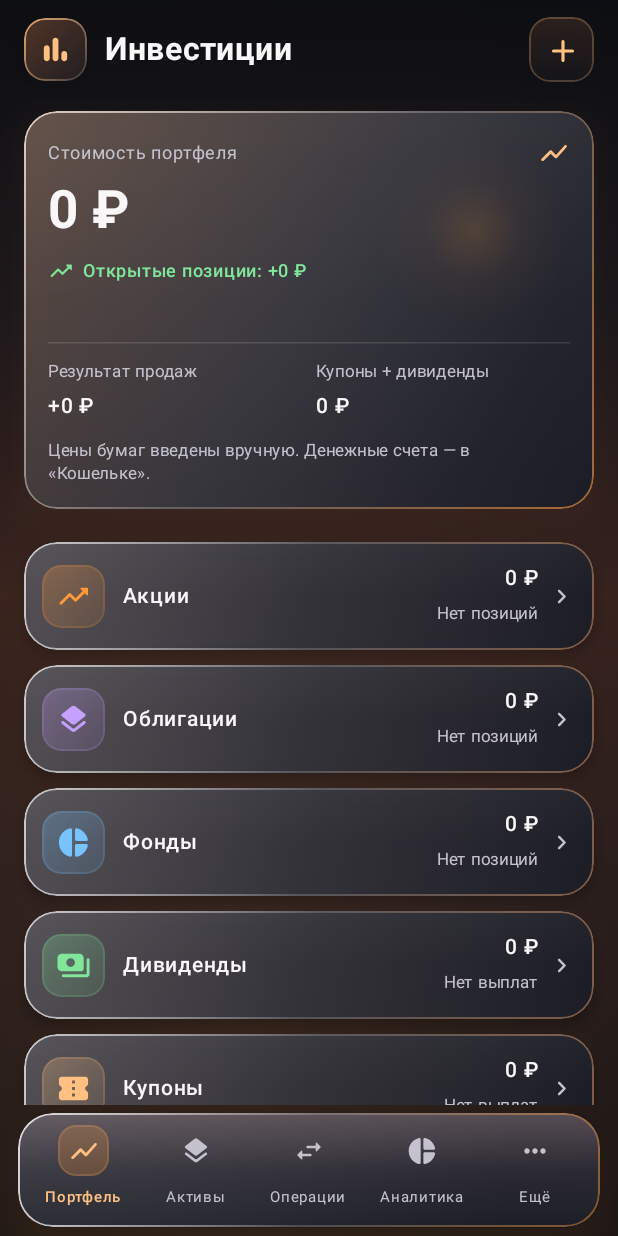
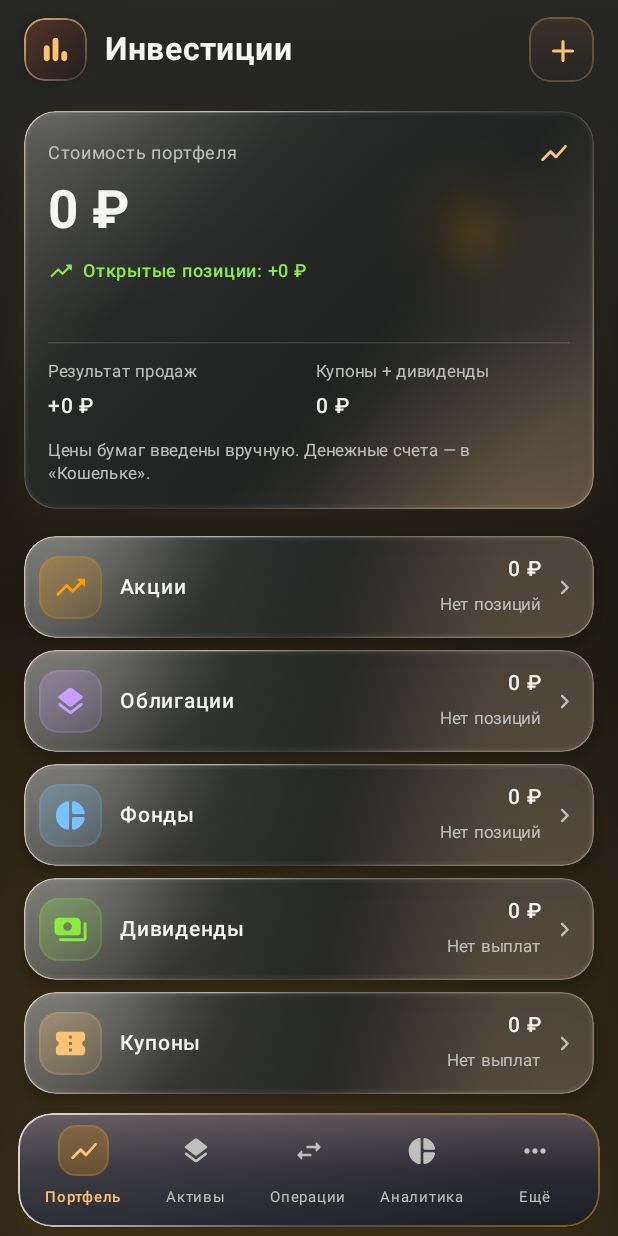
Before and after one commit to mamoropc-rgb/Invest, an Android app built with Jetpack Compose: the screen it shows after launch (MainActivity), on a phone screen of 412 x 824 dp. Run offline under Robolectric (Android 15) with nearby library versions, the phone set to English and light mode, and no system bars; our stand-ins replace Room's generated code.

Commit message:
ui: reproduce Premium Glass materials and lighting

```diff
--- a/app/src/main/java/com/mamoro/investments/ui/theme/GlassTheme.kt
+++ b/app/src/main/java/com/mamoro/investments/ui/theme/GlassTheme.kt
@@ -1,105 +1,121 @@
 package com.mamoro.investments.ui.theme
 
+import androidx.compose.animation.core.animateFloatAsState
+import androidx.compose.animation.core.tween
 import androidx.compose.foundation.background
-import androidx.compose.foundation.border
 import androidx.compose.foundation.clickable
-import androidx.compose.foundation.layout.Column
-import androidx.compose.foundation.layout.ColumnScope
-import androidx.compose.foundation.layout.Row
-import androidx.compose.foundation.layout.Arrangement
-import androidx.compose.foundation.layout.heightIn
-import androidx.compose.foundation.layout.width
-import androidx.compose.foundation.layout.size
-import androidx.compose.foundation.layout.fillMaxSize
-import androidx.compose.foundation.layout.padding
+import androidx.compose.foundation.interaction.MutableInteractionSource
+import androidx.compose.foundation.interaction.collectIsPressedAsState
+import androidx.compose.foundation.layout.*
 import androidx.compose.foundation.shape.RoundedCornerShape
-import androidx.compose.material3.MaterialTheme
-import androidx.compose.material3.Surface
-import androidx.compose.material3.darkColorScheme
-import androidx.compose.material3.Typography
-import androidx.compose.material3.Text
-import androidx.compose.material3.Icon
-import androidx.compose.runtime.Composable
+import androidx.compose.material.icons.Icons
+import androidx.compose.material.icons.outlined.Add
+import androidx.compose.material3.*
+import androidx.compose.runtime.*
+import androidx.compose.ui.Alignment
 import androidx.compose.ui.Modifier
-import androidx.compose.ui.Alignment
-import androidx.compose.material.icons.Icons
-import androidx.compose.material.icons.rounded.Add
+import androidx.compose.ui.draw.clip
+import androidx.compose.ui.draw.drawWithCache
+import androidx.compose.ui.draw.shadow
+import androidx.compose.ui.geometry.CornerRadius
 import androidx.compose.ui.geometry.Offset
-import androidx.compose.ui.draw.clip
-import androidx.compose.ui.draw.shadow
-import androidx.compose.ui.graphics.Brush
-import androidx.compose.ui.graphics.Color
+import androidx.compose.ui.geometry.Size
+import androidx.compose.ui.graphics.*
+import androidx.compose.ui.graphics.drawscope.Stroke
+import androidx.compose.ui.graphics.vector.ImageVector
+import androidx.compose.ui.text.TextStyle
 import androidx.compose.ui.text.font.FontWeight
 import androidx.compose.ui.unit.dp
 import androidx.compose.ui.unit.sp
 
-/** Investments 1.0.3: reference-2 premium glass tokens, Android 8.0+ compatible. */
-val Orange = Color(0xFFFF993B)
-val OrangeLight = Color(0xFFFFC082)
-val Green = Color(0xFF81E59B)
-val Red = Color(0xFFFF8089)
-val Ink = Color(0xFF0C0D12)
-val Frost = Color(0xFF2B2B33)
-val SoftText = Color(0xFFC4C3CD)
-val StrongText = Color(0xFFF9F7F8)
+val Orange = Color(0xFFFF9D00)
+val OrangeLight = Color(0xFFFFC374)
+val Green = Color(0xFF8CEB42)
+val Red = Color(0xFFFF5547)
+val Ink = Color(0xFF111313)
+val Frost = Color(0xFF303231)
+val SoftText = Color(0xFFBFC0BD)
+val StrongText = Color(0xFFF5F5F1)
 
 object GlassSizes {
     val phoneSidePadding = 16.dp
     val tabletSidePadding = 24.dp
-    val maxContentWidth = 704.dp
-    val maxNavigationWidth = 630.dp
-    val cardCorner = 22.dp
-    val controlCorner = 15.dp
+    val maxContentWidth = 480.dp
+    val maxNavigationWidth = 480.dp
+    val cardCorner = 21.dp
+    val controlCorner = 21.dp
     val cardPadding = 16.dp
-    val compactCardPadding = 12.dp
-    val sectionGap = 10.dp
-    val navHeight = 76.dp
+    val compactCardPadding = 10.dp
+    val sectionGap = 8.dp
+    val navHeight = 72.dp
 }
 
 private val darkColors = darkColorScheme(
-    primary = Orange,
-    onPrimary = Color(0xFF251303),
-    primaryContainer = Color(0xFF593419),
-    onPrimaryContainer = Color(0xFFFFEBDB),
-    secondary = OrangeLight,
-    onSecondary = Color(0xFF251303),
-    secondaryContainer = Color(0xFF4C3729),
-    onSecondaryContainer = Color(0xFFFFE9DC),
-    background = Ink,
-    onBackground = StrongText,
-    surface = Color(0xFF1D1F27),
-    onSurface = StrongText,
-    surfaceVariant = Color(0xFF34343C),
-    onSurfaceVariant = SoftText,
-    outline = Color(0xFF92909D),
-    error = Red,
-    onError = Color(0xFF220607)
+    primary = Orange, onPrimary = Color(0xFF211300),
+    primaryContainer = Color(0xFF594025), onPrimaryContainer = StrongText,
+    secondary = OrangeLight, onSecondary = Ink,
+    secondaryContainer = Color(0xFF40372D), onSecondaryContainer = StrongText,
+    background = Ink, onBackground = StrongText,
+    surface = Color(0xFF242625), onSurface = StrongText,
+    surfaceVariant = Frost, onSurfaceVariant = SoftText,
+    outline = Color(0xFF868782), error = Red, onError = Ink
 )
 
 private val type = Typography(
-    titleLarge = androidx.compose.ui.text.TextStyle(fontSize = 22.sp, lineHeight = 28.sp, fontWeight = FontWeight.Bold),
-    titleMedium = androidx.compose.ui.text.TextStyle(fontSize = 17.sp, lineHeight = 23.sp, fontWeight = FontWeight.SemiBold),
-    bodyMedium = androidx.compose.ui.text.TextStyle(fontSize = 14.sp, lineHeight = 20.sp),
-    labelMedium = androidx.compose.ui.text.TextStyle(fontSize = 12.sp, lineHeight = 16.sp, fontWeight = FontWeight.Medium)
+    titleLarge = TextStyle(fontSize = 22.sp, lineHeight = 28.sp, fontWeight = FontWeight.SemiBold),
+    titleMedium = TextStyle(fontSize = 17.sp, lineHeight = 23.sp, fontWeight = FontWeight.Medium),
+    bodyMedium = TextStyle(fontSize = 14.sp, lineHeight = 20.sp),
+    labelMedium = TextStyle(fontSize = 12.sp, lineHeight = 16.sp, fontWeight = FontWeight.Medium)
 )
 
 @Composable
 fun InvestmentsTheme(content: @Composable () -> Unit) {
     MaterialTheme(colorScheme = darkColors, typography = type) {
-        Surface(
-            modifier = Modifier.fillMaxSize(),
-            color = darkColors.background,
-            contentColor = darkColors.onBackground,
-            content = content
-        )
+        Surface(Modifier.fillMaxSize(), color = Ink, contentColor = StrongText, content = content)
     }
 }
 
-/**
- * Lightweight translucent glass: works back to Android 8 without real-time
- * RenderEffect blur. Gradients and bright upper edge mimic frosted layers.
- * A shared implementation prevents contrast/radius inconsistencies.
- */
+/** Cached, resolution-independent optics. No bitmap of the reference and no live blur. */
+fun Modifier.glassSurface(corner: Float = 21f, warm: Boolean = false): Modifier =
+    drawWithCache {
+        val r = CornerRadius(corner.dp.toPx())
+        val w = size.width
+        val h = size.height
+        val base = Brush.linearGradient(
+            listOf(Color(0xD35C5C58), Color(0xE0282B2A), Color(0xEE202322), Color(0xD747423B)),
+            Offset.Zero, Offset(w * .8f, h)
+        )
+        val topLight = Brush.radialGradient(
+            listOf(Color(0x53FFFFFF), Color(0x0EFFFFFF), Color.Transparent),
+            Offset(w * .08f, -h * .3f), w * .57f
+        )
+        val amber = Brush.radialGradient(
+            listOf(OrangeLight.copy(alpha = if (warm) .27f else .10f), Color.Transparent),
+            Offset(w * .95f, h * 1.25f), w * .5f
+        )
+        val rim = Brush.linearGradient(
+            listOf(Color(0xC5F9E8D6), Color(0x52F0F0E8), Color(0x19FFFFFF), Color(0x8CCBB59C)),
+            Offset.Zero, Offset(w * .7f, h)
+        )
+        val topEdge = Brush.horizontalGradient(
+            listOf(Color.Transparent, Color(0xAFFFFFF4), Color(0x20FFFFFF), Color.Transparent)
+        )
+        onDrawBehind {
+            drawRoundRect(base, cornerRadius = r)
+            drawRoundRect(topLight, cornerRadius = r)
+            drawRoundRect(amber, cornerRadius = r)
+            // Wide dim bevel, then the brighter outside edge and the upper reflection.
+            val inset = 1.8.dp.toPx()
+            drawRoundRect(Color.White.copy(alpha = .035f), Offset(inset, inset),
+                Size((w - inset * 2).coerceAtLeast(0f), (h - inset * 2).coerceAtLeast(0f)),
+                CornerRadius((r.x - inset).coerceAtLeast(0f)), style = Stroke(2.6.dp.toPx()))
+            val half = .5.dp.toPx()
+            drawRoundRect(rim, Offset(half, half), Size(w - half * 2, h - half * 2),
+                r, style = Stroke(.8.dp.toPx()))
+            drawLine(topEdge, Offset(r.x, half), Offset(w - r.x, half), .8.dp.toPx(), StrokeCap.Round)
+        }
+    }
+
 @Composable
 fun GlassCard(
     modifier: Modifier = Modifier,
@@ -108,66 +124,78 @@ fun GlassCard(
     content: @Composable ColumnScope.() -> Unit
 ) {
     val shape = RoundedCornerShape(GlassSizes.cardCorner)
-    val pane = if (elevated) listOf(
-        Color(0xE4543D32), Color(0xE632323A), Color(0xF01A1C26)
-    ) else listOf(
-        Color(0xDF49474E), Color(0xE52B2B34), Color(0xF01B1D26)
-    )
-    val rim = if (elevated) listOf(
-        Color(0xC5FFF1E1), Color(0x3AF2E9E8), Color(0x9FFF9A40)
-    ) else listOf(
-        Color(0xB0FFFFFF), Color(0x2CFFFFFF), Color(0x77F4A66F)
-    )
     Column(
-        modifier = modifier
-            .shadow(
-                elevation = if (elevated) 13.dp else 5.dp,
-                shape = shape,
-                ambientColor = Color.Black.copy(alpha = .38f),
-                spotColor = if (elevated) Orange.copy(alpha = .23f) else Color.Black
-            )
-            .clip(shape)
-            .background(Brush.linearGradient(pane), shape)
-            // Soft upper-left highlight, behind content; no real-time GPU blur.
-            .background(Brush.radialGradient(
-                colors = listOf(Color.White.copy(alpha = if (elevated) .105f else .075f), Color.Transparent),
-                center = Offset.Zero, radius = 570f
-            ), shape)
-            // Thin top reflection; a second wide metallic rim completes the glass edge.
-            .background(Brush.verticalGradient(listOf(Color.White.copy(alpha = .032f), Color.Transparent, Color.Transparent)), shape)
-            .border(1.dp, Brush.linearGradient(rim), shape)
+        modifier.shadow(if (elevated) 12.dp else 5.dp, shape,
+            ambientColor = Color.Black.copy(alpha = .6f),
+            spotColor = if (elevated) Orange.copy(alpha = .18f) else Color.Black)
+            .clip(shape).glassSurface(warm = elevated)
             .padding(if (compact) GlassSizes.compactCardPadding else GlassSizes.cardPadding),
         content = content
     )
 }
 
-/** Background glows are ornamental; no simulated market-price time series. */
-val OrangeBackground = Brush.verticalGradient(
-    0.00f to Color(0xFF0B0D12),
-    0.25f to Color(0xFF15131A),
-    0.48f to Color(0xFF2D1C1C),
-    0.72f to Color(0xFF17131A),
-    1.00f to Color(0xFF0A0C11)
-)
+/** Same diagonal lighting as the screen interiors, without the presentation's phone frame. */
+fun Modifier.premiumBackdrop(): Modifier = drawWithCache {
+    val w = size.width
+    val h = size.height
+    val base = Brush.linearGradient(
+        listOf(Color(0xFF242625), Color(0xFF111313), Color(0xFF191B1A), Color(0xFF101212)),
+        Offset.Zero, Offset(w, h)
+    )
+    val reflection = Path().apply {
+        moveTo(w * .83f, 0f); lineTo(w, 0f); lineTo(w, h * .08f)
+        lineTo(0f, h * .67f); lineTo(0f, h * .51f); close()
+    }
+    val light = Brush.linearGradient(listOf(Color(0x15FFFFFF), Color(0x02FFFFFF), Color.Transparent),
+        Offset(w, 0f), Offset(w * .15f, h * .6f))
+    val bottomGlow = Brush.radialGradient(listOf(Color(0x4C8E481A), Color(0x0D7B421D), Color.Transparent),
+        Offset(w * 1.13f, h * .96f), w * .9f)
+    val upperGlow = Brush.radialGradient(listOf(Color(0x0AFFFFFF), Color.Transparent),
+        Offset(w * .65f, 0f), w * .85f)
+    onDrawBehind {
+        drawRect(base); drawPath(reflection, light); drawRect(bottomGlow); drawRect(upperGlow)
+    }
+}
 
-/** Reference-2 luminous amber CTA. Reused by portfolio and empty states. */
+// Kept for non-screen consumers. Screen lighting uses the size-aware cached backdrop.
+val OrangeBackground = Brush.verticalGradient(listOf(Color(0xFF242625), Ink, Color(0xFF191B1A)))
+
 @Composable
-fun GlassActionButton(label: String, onClick: () -> Unit, modifier: Modifier = Modifier) {
+fun Modifier.glassClick(onClick: () -> Unit): Modifier {
+    val source = remember { MutableInteractionSource() }
+    val pressed by source.collectIsPressedAsState()
+    val scale by animateFloatAsState(if (pressed) .982f else 1f, tween(110), label = "glass-press")
+    return graphicsLayer { scaleX = scale; scaleY = scale }
+        .clickable(interactionSource = source, indication = null, onClick = onClick)
+}
+
+@Composable
+fun GlassActionButton(
+    label: String, onClick: () -> Unit, modifier: Modifier = Modifier,
+    icon: ImageVector = Icons.Outlined.Add, enabled: Boolean = true
+) {
     val shape = RoundedCornerShape(GlassSizes.controlCorner)
     Row(
-        modifier = modifier
-            .heightIn(min = 52.dp)
-            .shadow(10.dp, shape, spotColor = Orange.copy(alpha = .38f))
+        modifier.heightIn(min = 56.dp)
+            .shadow(14.dp, shape, ambientColor = Orange.copy(alpha = .25f), spotColor = Orange.copy(alpha = .5f))
             .clip(shape)
-            .background(Brush.verticalGradient(listOf(Color(0xFFFFC17B), Orange, Color(0xFFFA8526))), shape)
-            .border(1.dp, Brush.verticalGradient(listOf(Color(0xFFFFE5BD), Color(0x88FFB76B))), shape)
-            .clickable(onClick = onClick)
-            .padding(horizontal = 17.dp),
-        verticalAlignment = Alignment.CenterVertically,
-        horizontalArrangement = Arrangement.Center
+            .background(Brush.linearGradient(
+                listOf(Color(0xFFFFCE7C), Color(0xFFFFA42D), Color(0xFFFF8E00), Color(0xFFFFB33A))
+            ))
+            .drawWithCache {
+                val edge = Brush.verticalGradient(listOf(Color(0xFFFFE4AD), Color(0x35FFFFFF), OrangeLight))
+                onDrawBehind {
+                    drawRoundRect(edge, cornerRadius = CornerRadius(21.dp.toPx()), style = Stroke(1.5.dp.toPx()))
+                    drawRoundRect(Brush.radialGradient(listOf(Color(0x65FFFFFF), Color.Transparent),
+                        Offset(size.width * .12f, 0f), size.width * .5f), cornerRadius = CornerRadius(21.dp.toPx()))
+                }
+            }
+            .then(if (enabled) Modifier.glassClick(onClick) else Modifier)
+            .padding(horizontal = 16.dp, vertical = 10.dp),
+        verticalAlignment = Alignment.CenterVertically, horizontalArrangement = Arrangement.Center
     ) {
-        Icon(Icons.Rounded.Add, contentDescription = null, tint = Color(0xFF311A09), modifier = Modifier.size(21.dp))
-        androidx.compose.foundation.layout.Spacer(Modifier.width(8.dp))
-        Text(label, color = Color(0xFF2E190C), fontWeight = FontWeight.Bold, fontSize = 14.sp)
+        Icon(icon, null, tint = Color(0xFF211400), modifier = Modifier.size(27.dp))
+        Spacer(Modifier.width(10.dp))
+        Text(label, color = Color(0xFF211400), fontWeight = FontWeight.SemiBold, fontSize = 16.sp)
     }
 }
```
